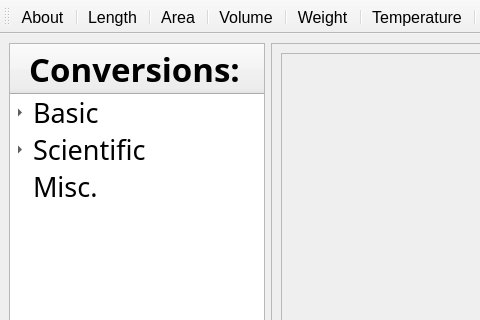
Above: mainwindow.ui from 30vam/cute-converter before the change; both pictures show x 0 to 480 and y 0 to 320 of the 1280 by 800 pixel window. Below: the same form after it.
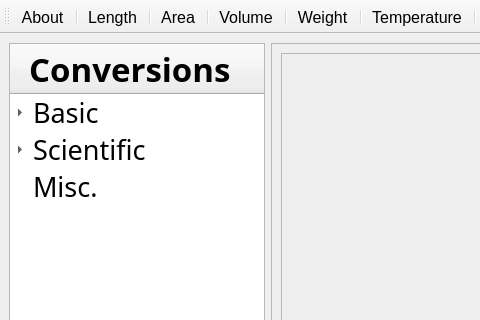
That is the form after the change. Icons and pictures are not drawn.

```diff
--- a/mainwindow.ui
+++ b/mainwindow.ui
@@ -65,7 +65,7 @@
       </attribute>
       <column>
        <property name="text">
-        <string>  Conversions:</string>
+        <string>  Conversions</string>
        </property>
        <property name="font">
         <font>
```
